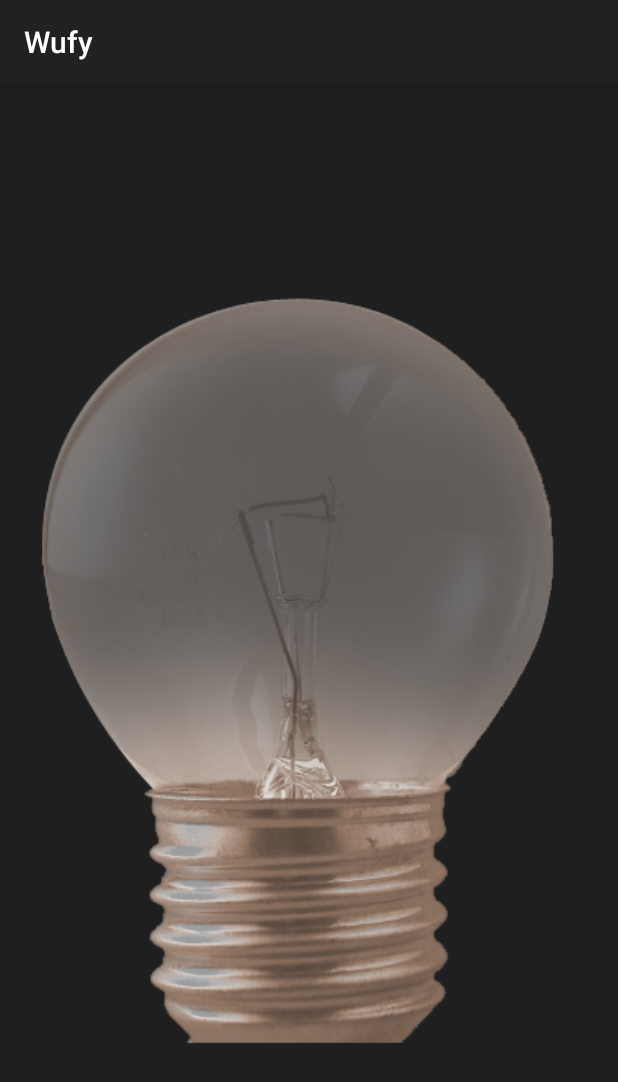
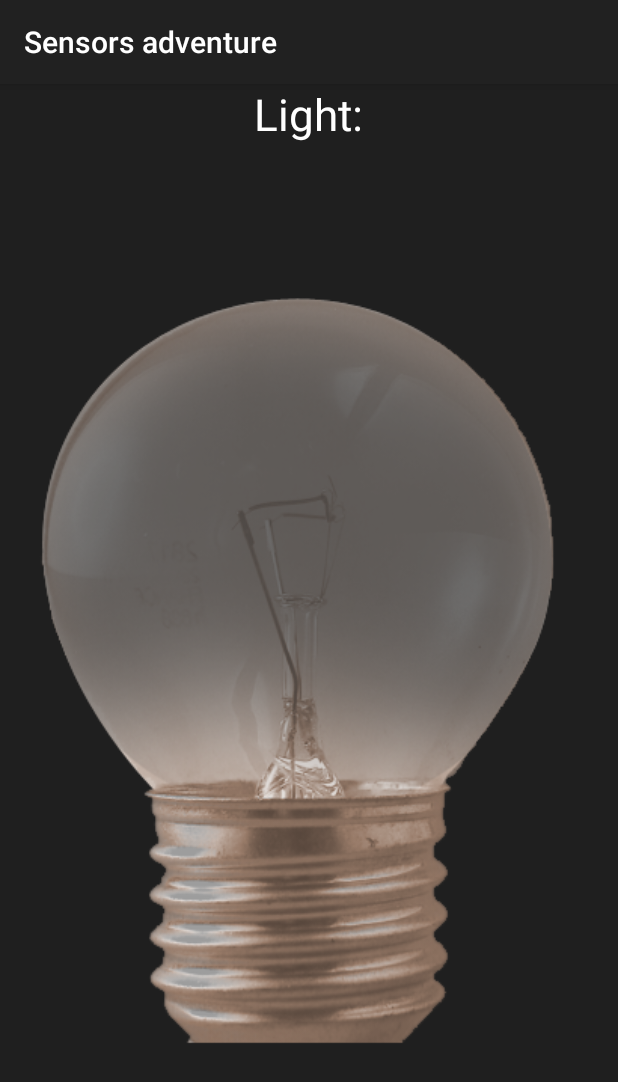
Before and after one commit to ahuskano/Sensors-Adventure, an Android app: the fragment FragmentLight shown on its own in the app's theme, on a phone screen of 412 x 824 dp. Shown: the top 1082 px of the screen. Run offline under Robolectric (Android 15) with nearby library versions, the phone set to English and light mode, and no system bars; 1 statement that could not run was skipped.

Commit message:
Added textview for light sensor

```diff
--- a/app/src/main/java/hr/ahuskano/wufy/app/fragments/FragmentLight.java
+++ b/app/src/main/java/hr/ahuskano/wufy/app/fragments/FragmentLight.java
@@ -6,6 +6,7 @@ import android.hardware.SensorManager;
 import android.os.Bundle;
 import android.view.View;
 import android.widget.ImageView;
+import android.widget.TextView;
 
 import hr.ahuskano.wufy.app.R;
 import hr.ahuskano.wufy.app.views.LightView;
@@ -18,6 +19,7 @@ public class FragmentLight extends SensorFragment {
     private static final String TAG = FragmentLight.class.getSimpleName();
     private LightView view;
     private ImageView image;
+    private TextView label;
 
 
     @Override
@@ -25,11 +27,10 @@ public class FragmentLight extends SensorFragment {
         logIt("VALUE OF LIGHT SENSOR: " + sensorEvent.values[0]);
         if ((int) sensorEvent.values[0] > 0)
             if (view != null) {
-                //                this.view.setPosition((int)(image.getLeft()*2.8), (int)(image.getTop()*1.10), (int)(image.getRight()*0.80), (int)(image.getBottom()*0.70));
-                this.view.setPosition((int)(image.getLeft()*2.2), (int)(image.getTop()*2.3), (int)(image.getRight()*0.85), (int)(image.getBottom()*0.65));
-
+                this.view.setPosition((int) (image.getLeft() * 2.2), (int) (image.getTop() * 2.3), (int) (image.getRight() * 0.85), (int) (image.getBottom() * 0.65));
                 this.view.setColor((int) sensorEvent.values[0]);
                 this.view.invalidate();
+                this.label.setText(getString(R.string.light_label) + sensorEvent.values[0]);
             }
     }
 
@@ -51,10 +52,10 @@ public class FragmentLight extends SensorFragment {
 
     @Override
     protected void initView(View view, Bundle bundle) {
-        logIt("initVIew");
         this.view = (LightView) view.findViewById(R.id.vLight);
         if (view == null) logIt("view je null");
         this.image = (ImageView) view.findViewById(R.id.ivLight);
+        this.label = (TextView) view.findViewById(R.id.tvLight);
 
     }
 
--- a/app/src/main/res/layout/fragment_light.xml
+++ b/app/src/main/res/layout/fragment_light.xml
@@ -6,18 +6,26 @@
     android:layout_height="match_parent"
     style="@style/fragmentStyle">
 
-
+    <TextView
+        android:id="@+id/tvLight"
+        android:layout_alignParentTop="true"
+        android:layout_centerHorizontal="true"
+        android:layout_width="wrap_content"
+        android:textSize="29dp"
+        android:textColor="@color/white"
+        android:text="@string/light_label"
+        android:layout_height="wrap_content" />
 
     <ImageView
         android:id="@+id/ivLight"
         android:layout_width="500dp"
         android:layout_height="700dp"
         android:layout_centerInParent="true"
-        android:src="@drawable/cale_zarulja_darker_2"/>
+        android:src="@drawable/cale_zarulja_darker_2" />
 
     <hr.ahuskano.wufy.app.views.LightView
         android:layout_width="match_parent"
         android:layout_height="match_parent"
         android:layout_centerInParent="true"
-        android:id="@+id/vLight"/>
+        android:id="@+id/vLight" />
 </RelativeLayout>
--- a/app/src/main/res/values/strings.xml
+++ b/app/src/main/res/values/strings.xml
@@ -1,7 +1,7 @@
 <?xml version="1.0" encoding="utf-8"?>
 <resources>
 
-    <string name="app_name">Wufy</string>
+    <string name="app_name">Sensors adventure</string>
     <string name="hello_world">Hello world!</string>
     <string name="action_settings">Settings</string>
 
@@ -26,6 +26,8 @@
     <string name="fragment_title_sensor_values">Sensor values</string>
     <string name="fragment_details_value_label">Value: </string>
 
+    //Fragment light
+    <string name="light_label">Light: </string>
 
     //Fragment titles
     <string name="available_sensors_title">Available sensors</string>
```
Also changed, not shown: app/src/main/java/hr/ahuskano/wufy/app/views/LightView.java (+5 -3 lines).
